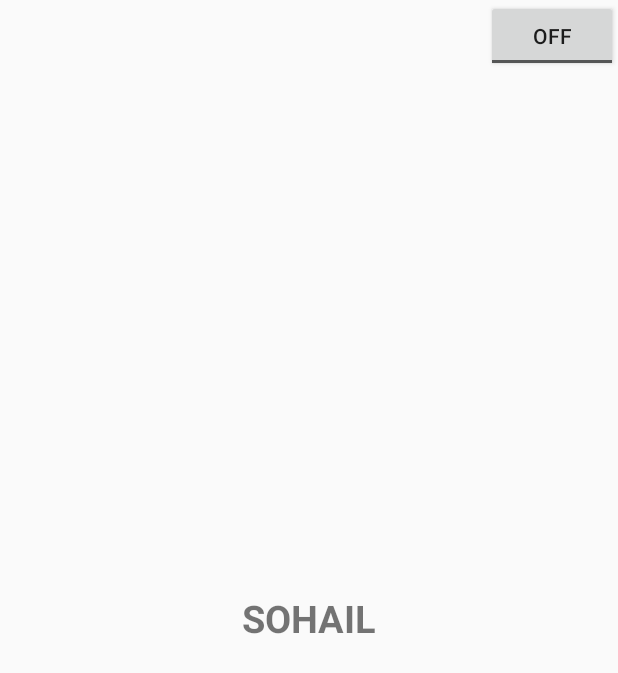
After one commit to kabeersohail/ScreenShare, an Android app: the layout demo_view.xml on its own in the app's theme, with its tools: preview values and no code run, on a phone screen of 412 x 824 dp. The commit adds this screen. Shown: the top 673 px of the screen. Run offline under Robolectric (Android 15) with nearby library versions, the phone set to English and light mode, and no system bars.

Commit message:
first break through

```diff
--- a/app/src/main/java/com/example/screenshare/MainActivity.kt
+++ b/app/src/main/java/com/example/screenshare/MainActivity.kt
@@ -31,6 +31,9 @@ class MainActivity : Activity() {
         if (!Settings.canDrawOverlays(this)) {
             val intent = Intent(Settings.ACTION_MANAGE_OVERLAY_PERMISSION, Uri.parse("package:$packageName"))
             startActivityForResult(intent, 0)
+        } else {
+            val annotationServiceIntent = Intent(this, AnnotationService::class.java)
+            startService(annotationServiceIntent)
         }
     }
 
--- /dev/null
+++ b/app/src/main/res/layout/demo_view.xml
@@ -0,0 +1,26 @@
+<?xml version="1.0" encoding="utf-8"?>
+<androidx.constraintlayout.widget.ConstraintLayout xmlns:android="http://schemas.android.com/apk/res/android"
+    android:layout_width="match_parent"
+    android:layout_height="match_parent"
+    xmlns:app="http://schemas.android.com/apk/res-auto">
+
+    <TextView
+        app:layout_constraintStart_toStartOf="parent"
+        app:layout_constraintEnd_toEndOf="parent"
+        app:layout_constraintTop_toTopOf="parent"
+        app:layout_constraintBottom_toBottomOf="parent"
+        android:textStyle="bold"
+        android:textSize="25sp"
+        android:text="SOHAIL"
+        android:layout_width="wrap_content"
+        android:layout_height="wrap_content"/>
+
+    <ToggleButton
+        android:id="@+id/toggle_paint"
+        android:text="toggle paint"
+        app:layout_constraintEnd_toEndOf="parent"
+        app:layout_constraintTop_toTopOf="parent"
+        android:layout_width="wrap_content"
+        android:layout_height="wrap_content"/>
+
+</androidx.constraintlayout.widget.ConstraintLayout>
```
Also changed, not shown: app/src/main/java/com/example/screenshare/AnnotationService.kt (+52 -47 lines).
